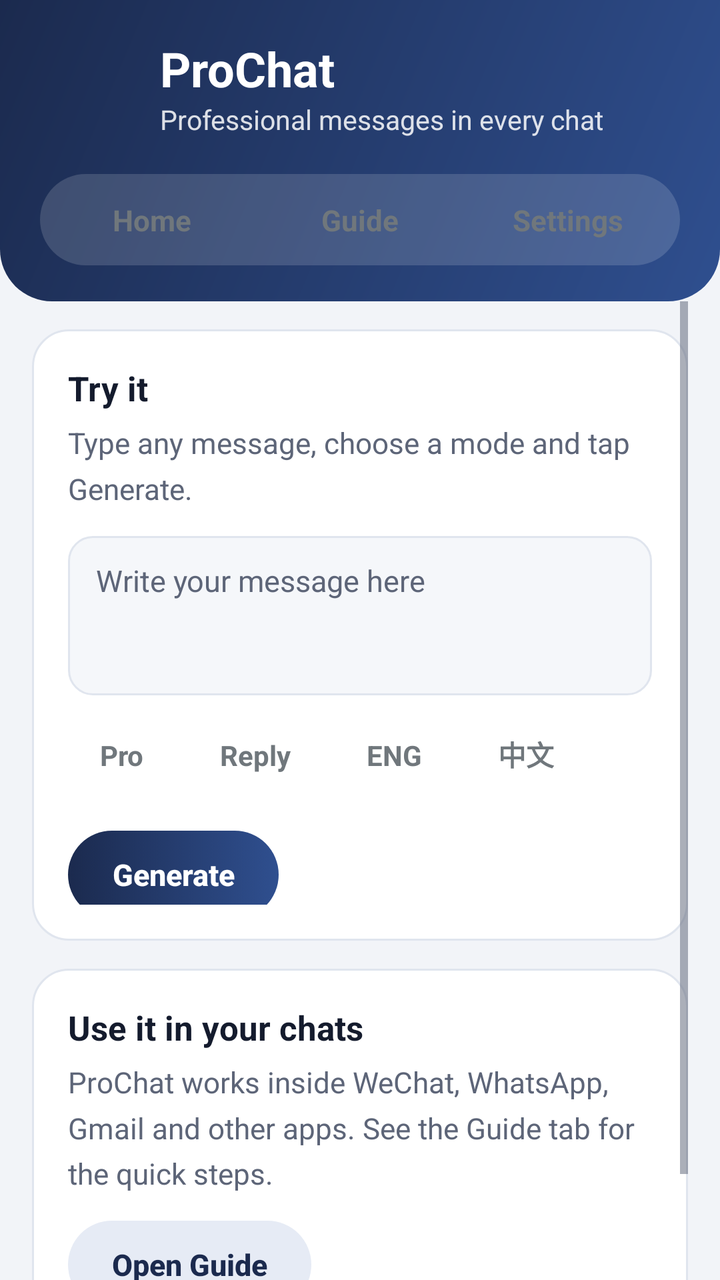
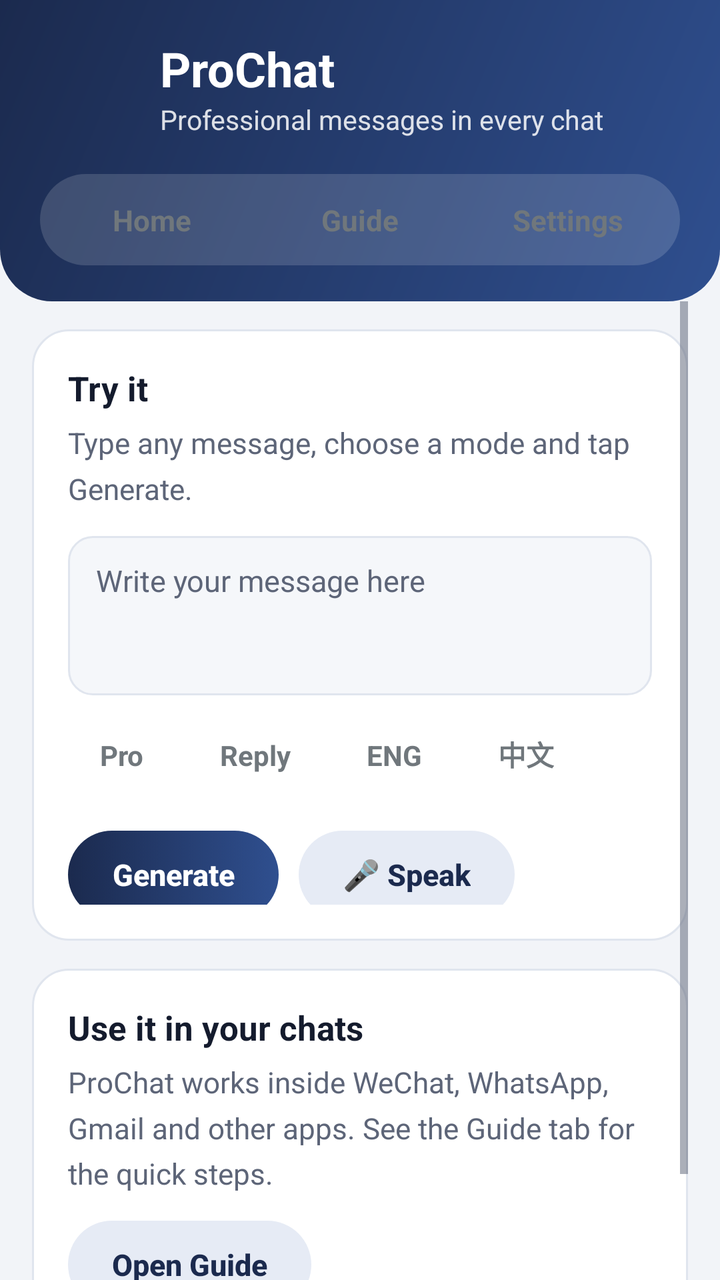

An Android layout rendered at two revisions. The XML below is the earlier revision; the diff shows what the commit changed to produce the second picture.
<!-- AndroidManifest.xml: application theme AppTheme -->
<!-- res/layout/activity_main.xml -->
<?xml version="1.0" encoding="utf-8"?>
<LinearLayout xmlns:android="http://schemas.android.com/apk/res/android"
    android:layout_width="match_parent"
    android:layout_height="match_parent"
    android:background="@color/screen_bg"
    android:fitsSystemWindows="true"
    android:orientation="vertical">

    
    <LinearLayout
        android:layout_width="match_parent"
        android:layout_height="wrap_content"
        android:background="@drawable/bg_header"
        android:orientation="vertical"
        android:paddingStart="20dp"
        android:paddingTop="18dp"
        android:paddingEnd="20dp"
        android:paddingBottom="18dp">

        <LinearLayout
            android:layout_width="match_parent"
            android:layout_height="wrap_content"
            android:gravity="center_vertical"
            android:orientation="horizontal">

            <ImageView
                android:layout_width="48dp"
                android:layout_height="48dp"
                android:contentDescription="@string/app_name"
                android:src="@mipmap/ic_launcher" />

            <LinearLayout
                android:layout_width="0dp"
                android:layout_height="wrap_content"
                android:layout_marginStart="12dp"
                android:layout_weight="1"
                android:orientation="vertical">

                <TextView
                    android:layout_width="wrap_content"
                    android:layout_height="wrap_content"
                    android:text="@string/app_name"
                    android:textColor="#FFFFFF"
                    android:textSize="24sp"
                    android:textStyle="bold" />

                <TextView
                    android:layout_width="wrap_content"
                    android:layout_height="wrap_content"
                    android:alpha="0.85"
                    android:text="@string/tagline"
                    android:textColor="#FFFFFF"
                    android:textSize="13.5sp" />
            </LinearLayout>
        </LinearLayout>

        <LinearLayout
            android:layout_width="match_parent"
            android:layout_height="wrap_content"
            android:layout_marginTop="18dp"
            android:background="@drawable/bg_tabs"
            android:orientation="horizontal"
            android:padding="4dp">

            <TextView android:id="@+id/tab_home" style="@style/Tab" android:text="@string/tab_home" />
            <TextView android:id="@+id/tab_guide" style="@style/Tab" android:text="@string/tab_guide" />
            <TextView android:id="@+id/tab_settings" style="@style/Tab" android:text="@string/tab_settings" />
        </LinearLayout>
    </LinearLayout>

    <FrameLayout
        android:layout_width="match_parent"
        android:layout_height="0dp"
        android:layout_weight="1">

        
        <ScrollView
            android:id="@+id/page_home"
            android:layout_width="match_parent"
            android:layout_height="match_parent"
            android:clipToPadding="false"
            android:paddingStart="16dp"
            android:paddingEnd="16dp"
            android:paddingBottom="24dp">

            <LinearLayout
                android:layout_width="match_parent"
                android:layout_height="wrap_content"
                android:orientation="vertical">

                <LinearLayout
                    android:id="@+id/setup_banner"
                    android:layout_width="match_parent"
                    android:layout_height="wrap_content"
                    android:layout_marginTop="14dp"
                    android:background="@drawable/bg_banner"
                    android:orientation="vertical"
                    android:padding="16dp"
                    android:visibility="gone">

                    <TextView
                        android:layout_width="match_parent"
                        android:layout_height="wrap_content"
                        android:text="@string/setup_banner"
                        android:textColor="@color/text_primary"
                        android:textSize="15sp"
                        android:textStyle="bold" />

                    <Button
                        android:id="@+id/btn_setup"
                        style="@style/PrimaryButton"
                        android:layout_marginTop="10dp"
                        android:text="@string/setup_button" />
                </LinearLayout>

                <LinearLayout style="@style/Card">
                    <TextView style="@style/CardTitle" android:text="@string/try_title" />
                    <TextView style="@style/Body" android:text="@string/try_sub" />

                    <EditText
                        android:id="@+id/try_input"
                        style="@style/Input"
                        android:layout_marginTop="14dp"
                        android:gravity="top|start"
                        android:hint="@string/try_hint"
                        android:inputType="textMultiLine|textCapSentences"
                        android:minLines="3" />

                    <include layout="@layout/mode_chips" />

                    <LinearLayout
                        android:layout_width="match_parent"
                        android:layout_height="wrap_content"
                        android:gravity="center_vertical"
                        android:orientation="horizontal">

                        <Button
                            android:id="@+id/btn_try"
                            style="@style/PrimaryButton"
                            android:text="@string/try_button" />

                        <ProgressBar
                            android:id="@+id/try_progress"
                            style="?android:attr/progressBarStyleSmall"
                            android:layout_width="wrap_content"
                            android:layout_height="wrap_content"
                            android:layout_marginStart="14dp"
                            android:layout_marginTop="14dp"
                            android:visibility="gone" />
                    </LinearLayout>

                    <LinearLayout
                        android:id="@+id/result_box"
                        android:layout_width="match_parent"
                        android:layout_height="wrap_content"
                        android:layout_marginTop="16dp"
                        android:background="@drawable/bg_result"
                        android:orientation="vertical"
                        android:padding="14dp"
                        android:visibility="gone">

                        <TextView
                            style="@style/Label"
                            android:layout_marginTop="0dp"
                            android:text="@string/result_label"
                            android:textColor="@color/chip_text_off" />

                        <TextView
                            android:id="@+id/try_result"
                            android:layout_width="match_parent"
                            android:layout_height="wrap_content"
                            android:layout_marginTop="6dp"
                            android:lineSpacingMultiplier="1.25"
                            android:textColor="@color/text_primary"
                            android:textIsSelectable="true"
                            android:textSize="16sp" />

                        <TextView
                            android:id="@+id/try_pinyin"
                            android:layout_width="match_parent"
                            android:layout_height="wrap_content"
                            android:layout_marginTop="6dp"
                            android:textColor="@color/text_secondary"
                            android:textIsSelectable="true"
                            android:textSize="13.5sp"
                            android:visibility="gone" />

                        <Button
                            android:id="@+id/btn_copy_result"
                            style="@style/SecondaryButton"
                            android:layout_marginTop="10dp"
                            android:minHeight="38dp"
                            android:text="@string/copy" />
                    </LinearLayout>
                </LinearLayout>

                <LinearLayout style="@style/Card">
                    <TextView style="@style/CardTitle" android:text="@string/tip_title" />
                    <TextView style="@style/Body" android:text="@string/tip_body" />
                    <Button
                        android:id="@+id/btn_open_guide"
                        style="@style/SecondaryButton"
                        android:text="@string/tip_button" />
                </LinearLayout>
            </LinearLayout>
        </ScrollView>

        
        <ScrollView
            android:id="@+id/page_guide"
            android:layout_width="match_parent"
            android:layout_height="match_parent"
            android:clipToPadding="false"
            android:paddingStart="16dp"
            android:paddingEnd="16dp"
            android:paddingBottom="24dp"
            android:visibility="gone">

            <LinearLayout
                android:layout_width="match_parent"
                android:layout_height="wrap_content"
                android:orientation="vertical">

                <LinearLayout style="@style/Card">
                    <TextView style="@style/CardTitle" android:text="@string/about_title" />
                    <TextView style="@style/Body" android:text="@string/about_body" />
                </LinearLayout>

                <LinearLayout style="@style/Card">
                    <TextView style="@style/CardTitle" android:text="@string/modes_title" />
            <LinearLayout
                android:layout_width="match_parent"
                android:layout_height="wrap_content"
                android:layout_marginTop="12dp"
                android:gravity="center_vertical"
                android:orientation="horizontal">
                <TextView
                    style="@style/ModeChip"
                    android:layout_width="68dp"
                    android:layout_marginEnd="12dp"
                    android:paddingStart="0dp"
                    android:paddingEnd="0dp"
                    android:background="@drawable/chip_on"
                    android:gravity="center"
                    android:clickable="false"
                    android:text="@string/mode_same"
                    android:textColor="#FFFFFF" />
                <TextView style="@style/StepText" android:text="@string/mode_same_desc" />
            </LinearLayout>
            <LinearLayout
                android:layout_width="match_parent"
                android:layout_height="wrap_content"
                android:layout_marginTop="12dp"
                android:gravity="center_vertical"
                android:orientation="horizontal">
                <TextView
                    style="@style/ModeChip"
                    android:layout_width="68dp"
                    android:layout_marginEnd="12dp"
                    android:paddingStart="0dp"
                    android:paddingEnd="0dp"
                    android:background="@drawable/chip_on"
                    android:gravity="center"
                    android:clickable="false"
                    android:text="@string/mode_reply"
                    android:textColor="#FFFFFF" />
                <TextView style="@style/StepText" android:text="@string/mode_reply_desc" />
            </LinearLayout>
            <LinearLayout
                android:layout_width="match_parent"
                android:layout_height="wrap_content"
                android:layout_marginTop="12dp"
                android:gravity="center_vertical"
                android:orientation="horizontal">
                <TextView
                    style="@style/ModeChip"
                    android:layout_width="68dp"
                    android:layout_marginEnd="12dp"
                    android:paddingStart="0dp"
                    android:paddingEnd="0dp"
                    android:background="@drawable/chip_on"
                    android:gravity="center"
                    android:clickable="false"
                    android:text="@string/mode_english"
                    android:textColor="#FFFFFF" />
                <TextView style="@style/StepText" android:text="@string/mode_english_desc" />
            </LinearLayout>
            <LinearLayout
                android:layout_width="match_parent"
                android:layout_height="wrap_content"
                android:layout_marginTop="12dp"
                android:gravity="center_vertical"
                android:orientation="horizontal">
                <TextView
                    style="@style/ModeChip"
                    android:layout_width="68dp"
                    android:layout_marginEnd="12dp"
                    android:paddingStart="0dp"
                    android:paddingEnd="0dp"
                    android:background="@drawable/chip_on"
                    android:gravity="center"
                    android:clickable="false"
                    android:text="@string/mode_chinese"
                    android:textColor="#FFFFFF" />
                <TextView style="@style/StepText" android:text="@string/mode_chinese_desc" />
            </LinearLayout>
                </LinearLayout>

                <LinearLayout style="@style/Card">
                    <TextView style="@style/CardTitle" android:text="@string/apps_title" />
            <LinearLayout
                android:layout_width="match_parent"
                android:layout_height="wrap_content"
                android:layout_marginTop="14dp"
                android:orientation="horizontal">
                <TextView style="@style/StepNumber" android:text="1" />
                <TextView style="@style/StepText" android:text="@string/apps_1" />
            </LinearLayout>
            <LinearLayout
                android:layout_width="match_parent"
                android:layout_height="wrap_content"
                android:layout_marginTop="12dp"
                android:orientation="horizontal">
                <TextView style="@style/StepNumber" android:text="2" />
                <TextView style="@style/StepText" android:text="@string/apps_2" />
            </LinearLayout>
            <LinearLayout
                android:layout_width="match_parent"
                android:layout_height="wrap_content"
                android:layout_marginTop="12dp"
                android:orientation="horizontal">
                <TextView style="@style/StepNumber" android:text="3" />
                <TextView style="@style/StepText" android:text="@string/apps_3" />
            </LinearLayout>
            <LinearLayout
                android:layout_width="match_parent"
                android:layout_height="wrap_content"
                android:layout_marginTop="12dp"
                android:orientation="horizontal">
                <TextView style="@style/StepNumber" android:text="4" />
                <TextView style="@style/StepText" android:text="@string/apps_4" />
            </LinearLayout>
                </LinearLayout>

                <LinearLayout style="@style/Card">
                    <TextView style="@style/CardTitle" android:text="@string/wechat_title" />
            <LinearLayout
                android:layout_width="match_parent"
                android:layout_height="wrap_content"
                android:layout_marginTop="14dp"
                android:orientation="horizontal">
                <TextView style="@style/StepNumber" android:text="1" />
                <TextView style="@style/StepText" android:text="@string/wechat_1" />
            </LinearLayout>
            <LinearLayout
                android:layout_width="match_parent"
                android:layout_height="wrap_content"
                android:layout_marginTop="12dp"
                android:orientation="horizontal">
                <TextView style="@style/StepNumber" android:text="2" />
                <TextView style="@style/StepText" android:text="@string/wechat_2" />
            </LinearLayout>
            <LinearLayout
                android:layout_width="match_parent"
                android:layout_height="wrap_content"
                android:layout_marginTop="12dp"
                android:orientation="horizontal">
                <TextView style="@style/StepNumber" android:text="3" />
                <TextView style="@style/StepText" android:text="@string/wechat_3" />
            </LinearLayout>
            <LinearLayout
                android:layout_width="match_parent"
                android:layout_height="wrap_content"
                android:layout_marginTop="12dp"
                android:orientation="horizontal">
                <TextView style="@style/StepNumber" android:text="4" />
                <TextView style="@style/StepText" android:text="@string/wechat_4" />
            </LinearLayout>
                    <TextView style="@style/Body" android:layout_marginTop="14dp" android:text="@string/wechat_note" />
                    <Button
                        android:id="@+id/btn_tile_guide"
                        style="@style/SecondaryButton"
                        android:text="@string/tile_add" />
                </LinearLayout>

                <LinearLayout style="@style/Card">
                    <TextView style="@style/CardTitle" android:text="@string/privacy_title" />
                    <TextView style="@style/Body" android:text="@string/privacy_body" />
                </LinearLayout>
            </LinearLayout>
        </ScrollView>

        
        <ScrollView
            android:id="@+id/page_settings"
            android:layout_width="match_parent"
            android:layout_height="match_parent"
            android:clipToPadding="false"
            android:paddingStart="16dp"
            android:paddingEnd="16dp"
            android:paddingBottom="24dp"
            android:visibility="gone">

            <LinearLayout
                android:layout_width="match_parent"
                android:layout_height="wrap_content"
                android:orientation="vertical">

                <LinearLayout style="@style/Card">
                    <TextView style="@style/CardTitle" android:text="@string/provider_label" />

                    
                    <RadioGroup
                        android:id="@+id/provider_group"
                        android:layout_width="match_parent"
                        android:layout_height="wrap_content"
                        android:layout_marginTop="6dp"
                        android:orientation="vertical" />

                    <TextView
                        android:id="@+id/key_label"
                        style="@style/Label"
                        android:text="@string/key_label" />

                    <EditText
                        android:id="@+id/api_key"
                        style="@style/Input"
                        android:hint="@string/key_hint"
                        android:inputType="textPassword"
                        android:singleLine="true" />

                    <TextView
                        android:id="@+id/key_link"
                        android:layout_width="match_parent"
                        android:layout_height="wrap_content"
                        android:layout_marginTop="8dp"
                        android:text="@string/key_link"
                        android:textColorLink="@color/chip_text_off"
                        android:textSize="14sp" />

                    <Button
                        android:id="@+id/btn_save"
                        style="@style/PrimaryButton"
                        android:text="@string/save" />
                </LinearLayout>

                <LinearLayout style="@style/Card">
                    <TextView style="@style/CardTitle" android:text="@string/speed_title" />
                    <TextView style="@style/Body" android:text="@string/speed_sub" />

                    <RadioGroup
                        android:id="@+id/speed_group"
                        android:layout_width="match_parent"
                        android:layout_height="wrap_content"
                        android:layout_marginTop="6dp"
                        android:orientation="vertical">

                        <RadioButton android:id="@+id/speed_fast" android:layout_width="match_parent" android:layout_height="wrap_content" android:paddingTop="6dp" android:paddingBottom="6dp" android:text="@string/speed_fast" android:textColor="@color/text_primary" />
                        <RadioButton android:id="@+id/speed_balanced" android:layout_width="match_parent" android:layout_height="wrap_content" android:paddingTop="6dp" android:paddingBottom="6dp" android:text="@string/speed_balanced" android:textColor="@color/text_primary" />
                        <RadioButton android:id="@+id/speed_best" android:layout_width="match_parent" android:layout_height="wrap_content" android:paddingTop="6dp" android:paddingBottom="6dp" android:text="@string/speed_best" android:textColor="@color/text_primary" />
                    </RadioGroup>
                </LinearLayout>

                <LinearLayout style="@style/Card">
                    <TextView style="@style/CardTitle" android:text="@string/tile_title" />
                    <TextView style="@style/Body" android:text="@string/tile_help" />
                    <Button
                        android:id="@+id/btn_tile"
                        style="@style/SecondaryButton"
                        android:text="@string/tile_add" />
                </LinearLayout>

                <LinearLayout style="@style/Card">
                    <TextView style="@style/CardTitle" android:text="@string/version_title" />
                    <TextView
                        android:id="@+id/version_text"
                        style="@style/Body" />
                </LinearLayout>
            </LinearLayout>
        </ScrollView>
    </FrameLayout>
</LinearLayout>
<!-- res/layout/mode_chips.xml (included above) -->
<?xml version="1.0" encoding="utf-8"?>
<HorizontalScrollView xmlns:android="http://schemas.android.com/apk/res/android"
    android:id="@+id/mode_chips"
    android:layout_width="match_parent"
    android:layout_height="wrap_content"
    android:layout_marginTop="12dp"
    android:scrollbars="none">

<LinearLayout
    android:layout_width="wrap_content"
    android:layout_height="wrap_content"
    android:orientation="horizontal">

    <TextView
        android:id="@+id/chip_same"
        style="@style/ModeChip"
        android:text="@string/mode_same" />

    <TextView
        android:id="@+id/chip_reply"
        style="@style/ModeChip"
        android:layout_marginStart="6dp"
        android:text="@string/mode_reply" />

    <TextView
        android:id="@+id/chip_english"
        style="@style/ModeChip"
        android:layout_marginStart="6dp"
        android:text="@string/mode_english" />

    <TextView
        android:id="@+id/chip_chinese"
        style="@style/ModeChip"
        android:layout_marginStart="6dp"
        android:text="@string/mode_chinese" />
</LinearLayout>
</HorizontalScrollView>
<!-- resources referenced by this layout -->
<resources>
  <color name="chip_text_off">#1B2A4E</color>
  <color name="screen_bg">#F2F4F8</color>
  <color name="text_primary">#141B2D</color>
  <color name="text_secondary">#5D6578</color>
  <string name="about_title">What is ProChat?</string>
  <string name="app_name">ProChat</string>
  <string name="apps_2">Select the text.</string>
  <string name="apps_4">Tap Replace (or Copy for a reply) and send.</string>
  <string name="apps_title">WhatsApp, Gmail and most apps</string>
  <string name="copy">Copy</string>
  <string name="key_hint">Paste your key</string>
  <string name="key_label">API key</string>
  <string name="key_link" />
  <string name="mode_chinese">中文</string>
  <string name="mode_english">ENG</string>
  <string name="mode_english_desc">Your message, polished and translated into English.</string>
  <string name="mode_reply">Reply</string>
  <string name="mode_reply_desc">A professional reply to a message you received.</string>
  <string name="mode_same">Pro</string>
  <string name="modes_title">The four modes</string>
  <string name="privacy_body">ProChat needs no special permissions. It only sees text you select or copy, at the moment you use it, and sends it only to the AI provider you chose in Settings. Your API key is stored only on this phone.</string>
  <string name="privacy_title">Privacy</string>
  <string name="provider_label">AI provider</string>
  <string name="result_label">Result</string>
  <string name="save">Save key</string>
  <string name="setup_banner">Add your API key in Settings to get started.</string>
  <string name="setup_button">Open Settings</string>
  <string name="speed_balanced">Balanced: quick and high quality (recommended)</string>
  <string name="speed_best">Best: finest writing, a little slower</string>
  <string name="speed_fast">Fast: quickest answers</string>
  <string name="speed_title">Speed</string>
  <string name="tab_guide">Guide</string>
  <string name="tab_home">Home</string>
  <string name="tab_settings">Settings</string>
  <string name="tagline">Professional messages in every chat</string>
  <string name="tile_add">Add ProChat tile</string>
  <string name="tile_title">WeChat shortcut</string>
  <string name="tip_button">Open Guide</string>
  <string name="tip_title">Use it in your chats</string>
  <string name="try_button">Generate</string>
  <string name="try_hint">Write your message here</string>
  <string name="try_sub">Type any message, choose a mode and tap Generate.</string>
  <string name="try_title">Try it</string>
  <string name="version_title">About</string>
  <string name="wechat_3">Choose a mode. The result is copied for you automatically.</string>
  <string name="wechat_4">Long-press the message box, tap Paste and send.</string>
  <string name="wechat_title">WeChat</string>
  <color name="brand_soft">#E6EBF5</color>
  <color name="brand_end">#2F4F8F</color>
  <color name="brand">#1B2A4E</color>
  <color name="action">#1B2A4E</color>
  <color name="brand_dark">#111B33</color>
  <color name="card_bg">#FFFFFF</color>
  <color name="card_stroke">#E0E5EE</color>
  <color name="input_bg">#F5F7FA</color>
  <color name="action_end">#2F4F8F</color>
  <!-- unchanged entries left out for length: 37 -->
</resources>

<!-- the commit's change to res/layout/activity_main.xml (unified diff, before → after) -->
@@ -138,6 +138,12 @@
                             android:id="@+id/btn_try"
                             style="@style/PrimaryButton"
                             android:text="@string/try_button" />
+
+                        <Button
+                            android:id="@+id/btn_mic_home"
+                            style="@style/SecondaryButton"
+                            android:layout_marginStart="10dp"
+                            android:text="@string/mic_start" />
 
                         <ProgressBar
                             android:id="@+id/try_progress"
@@ -384,6 +390,39 @@
                 </LinearLayout>
 
                 <LinearLayout style="@style/Card">
+                    <TextView style="@style/CardTitle" android:text="@string/voice_title" />
+                    <TextView style="@style/Body" android:text="@string/voice_body" />
+                    <LinearLayout
+                        android:layout_width="match_parent"
+                        android:layout_height="wrap_content"
+                        android:layout_marginTop="14dp"
+                        android:orientation="horizontal">
+                        <TextView style="@style/StepNumber" android:text="1" />
+                        <TextView style="@style/StepText" android:text="@string/voice_1" />
+                    </LinearLayout>
+                    <LinearLayout
+                        android:layout_width="match_parent"
+                        android:layout_height="wrap_content"
+                        android:layout_marginTop="12dp"
+                        android:orientation="horizontal">
+                        <TextView style="@style/StepNumber" android:text="2" />
+                        <TextView style="@style/StepText" android:text="@string/voice_2" />
+                    </LinearLayout>
+                    <LinearLayout
+                        android:layout_width="match_parent"
+                        android:layout_height="wrap_content"
+                        android:layout_marginTop="12dp"
+                        android:orientation="horizontal">
+                        <TextView style="@style/StepNumber" android:text="3" />
+                        <TextView style="@style/StepText" android:text="@string/voice_3" />
+                    </LinearLayout>
+                    <Button
+                        android:id="@+id/btn_tile_voice_guide"
+                        style="@style/SecondaryButton"
+                        android:text="@string/tile_voice_add" />
+                </LinearLayout>
+
+                <LinearLayout style="@style/Card">
                     <TextView style="@style/CardTitle" android:text="@string/privacy_title" />
                     <TextView style="@style/Body" android:text="@string/privacy_body" />
                 </LinearLayout>
@@ -468,6 +507,11 @@
                         android:id="@+id/btn_tile"
                         style="@style/SecondaryButton"
                         android:text="@string/tile_add" />
+                    <Button
+                        android:id="@+id/btn_tile_voice"
+                        style="@style/SecondaryButton"
+                        android:layout_marginTop="10dp"
+                        android:text="@string/tile_voice_add" />
                 </LinearLayout>
 
                 <LinearLayout style="@style/Card">
<!-- resource entries referenced after the edit -->
@@ -13,6 +13,7 @@
   <string name="key_hint">Paste your key</string>
   <string name="key_label">API key</string>
   <string name="key_link" />
+  <string name="mic_start">🎤 Speak</string>
   <string name="mode_chinese">中文</string>
   <string name="mode_english">ENG</string>
   <string name="mode_english_desc">Your message, polished and translated into English.</string>
@@ -20,7 +21,7 @@
   <string name="mode_reply_desc">A professional reply to a message you received.</string>
   <string name="mode_same">Pro</string>
   <string name="modes_title">The four modes</string>
-  <string name="privacy_body">ProChat needs no special permissions. It only sees text you select or copy, at the moment you use it, and sends it only to the AI provider you chose in Settings. Your API key is stored only on this phone.</string>
+  <string name="privacy_body">ProChat needs no special permissions. It only sees text you select or copy, at the moment you use it, and sends it only to the AI provider you chose in Settings. The microphone is used only while you\'re speaking a voice message, and the recording is deleted right after it\'s sent to Google Gemini. Your API key is stored only on this phone.</string>
   <string name="privacy_title">Privacy</string>
   <string name="provider_label">AI provider</string>
   <string name="result_label">Result</string>
@@ -37,6 +38,7 @@
   <string name="tagline">Professional messages in every chat</string>
   <string name="tile_add">Add ProChat tile</string>
   <string name="tile_title">WeChat shortcut</string>
+  <string name="tile_voice_add">Add ProChat Voice tile</string>
   <string name="tip_button">Open Guide</string>
   <string name="tip_title">Use it in your chats</string>
   <string name="try_button">Generate</string>
@@ -44,6 +46,11 @@
   <string name="try_sub">Type any message, choose a mode and tap Generate.</string>
   <string name="try_title">Try it</string>
   <string name="version_title">About</string>
+  <string name="voice_1">Swipe down and tap the ProChat Voice tile (or tap 🎤 Speak in any ProChat pop-up).</string>
+  <string name="voice_2">Speak your message, then tap Stop.</string>
+  <string name="voice_3">The result is copied. Long-press the message box, tap Paste and send.</string>
+  <string name="voice_body">Speak instead of typing, in Urdu, English, Chinese or a mix. ProChat listens and writes it in the mode you choose (Pro, ENG or 中文), then copies it for you. Spoken Urdu is written in Roman Urdu. Voice uses Google Gemini.</string>
+  <string name="voice_title">Voice</string>
   <string name="wechat_3">Choose a mode. The result is copied for you automatically.</string>
   <string name="wechat_4">Long-press the message box, tap Paste and send.</string>
   <string name="wechat_title">WeChat</string>
